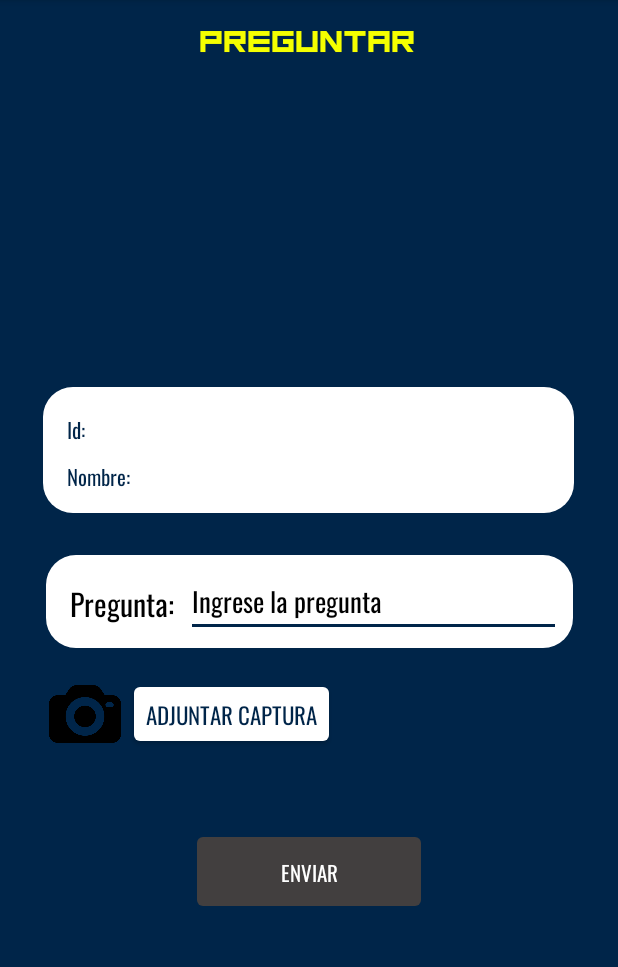
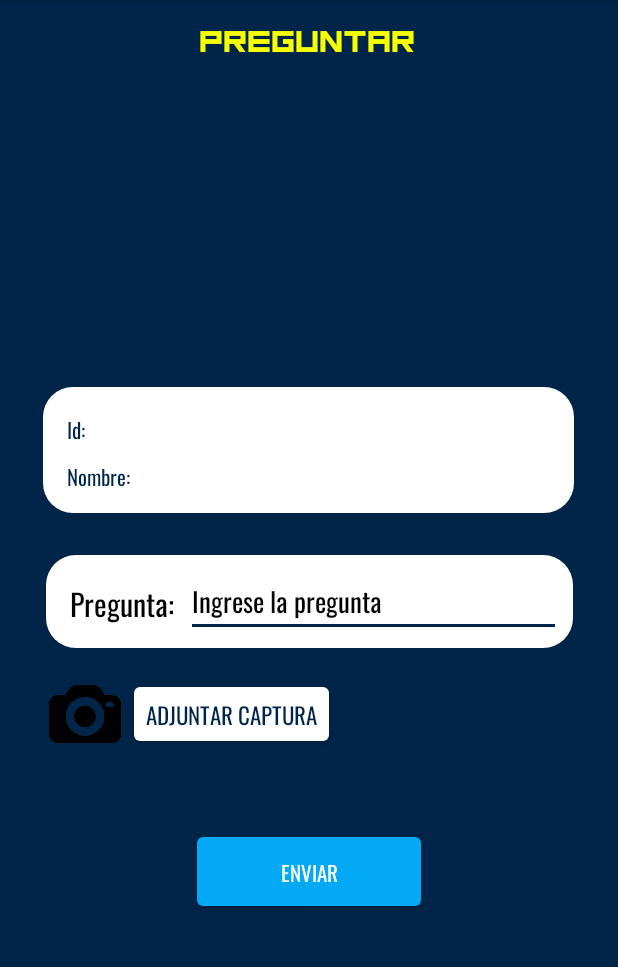
Before and after one commit to Duvarax/ProyectoFinalLab3App, an Android app: the fragment HacerPreguntaFragment shown on its own in the app's theme, on a phone screen of 412 x 824 dp, the part 84-1051 px from its top. Run offline under Robolectric (Android 15) with nearby library versions, the phone set to English and light mode, and no system bars; pictures from the network do not load; 4 statements that could not run were skipped.

Commit message:
Hacer preguntas completado

```diff
--- a/app/src/main/java/com/duvarax/gamerasksapp/ui/Preguntas/HacerPreguntaFragment.java
+++ b/app/src/main/java/com/duvarax/gamerasksapp/ui/Preguntas/HacerPreguntaFragment.java
@@ -88,7 +88,6 @@ public class HacerPreguntaFragment extends Fragment {
             @Override
             public void onChanged(String s) {
                 Glide.with(getContext()).load(s).into(binding.ivCapturaView);
-                binding.btnEnviarPregunta.setEnabled(true);
                 binding.btnEnviarPregunta.setBackgroundColor(R.color.white);
             }
         });
--- a/app/src/main/res/layout/fragment_hacer_pregunta.xml
+++ b/app/src/main/res/layout/fragment_hacer_pregunta.xml
@@ -163,8 +163,7 @@
         android:layout_width="157dp"
         android:layout_height="58dp"
         android:layout_marginTop="52dp"
-        android:backgroundTint="#423F3F"
-        android:enabled="false"
+        android:backgroundTint="#03A9F4"
         android:fontFamily="@font/oswald_regular"
         android:text="Enviar"
         android:textColor="@color/white"
```
